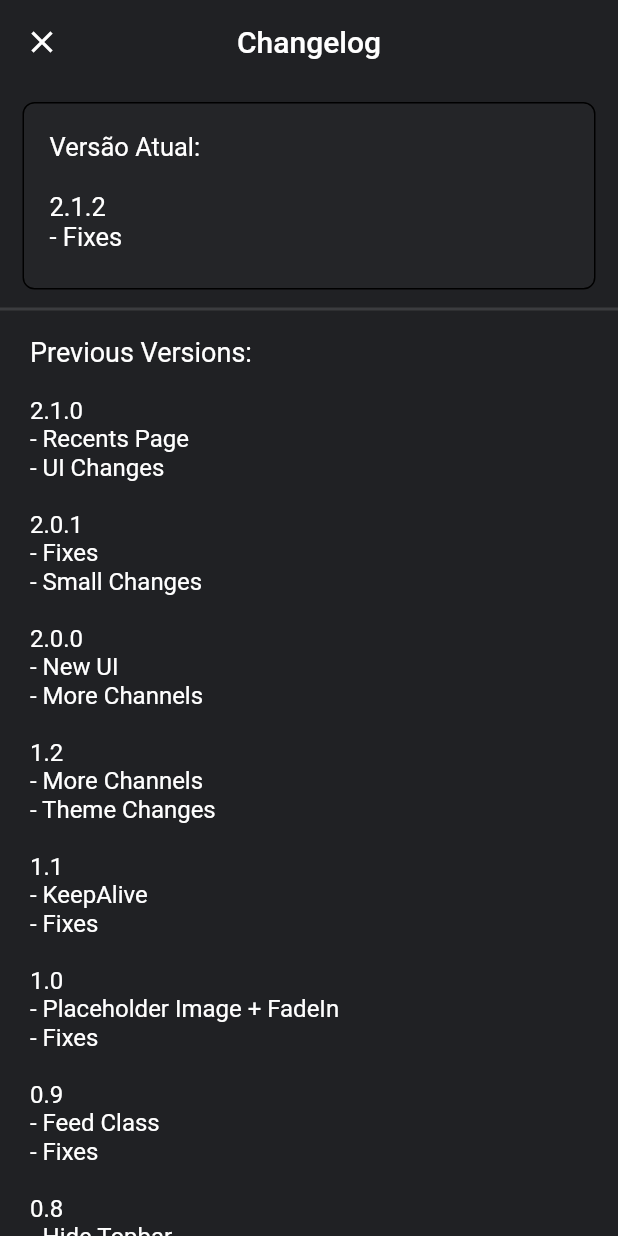
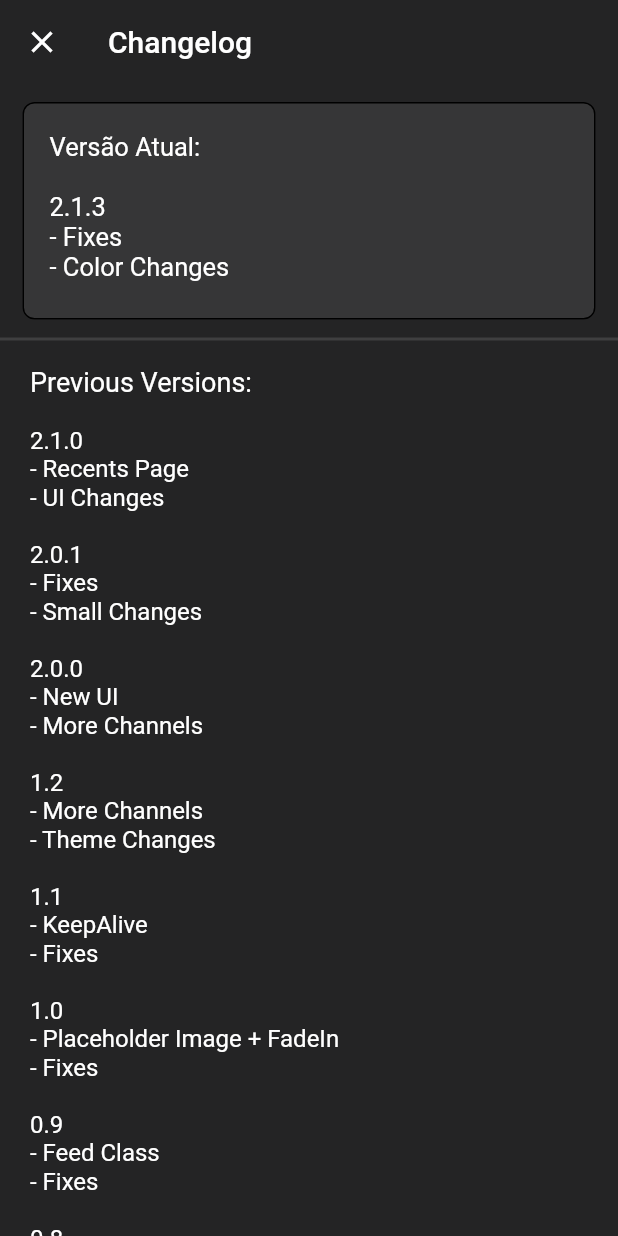
Before and after one commit to Fschmatz/rssyoutubefschmtz, a Flutter app: the Configs screen opened directly, after a tap on "Changelog", on a phone screen of 412 x 824 dp. Run offline on Flutter 3.47's test engine with Material 2 defaults, Android fonts, the phone set to English and light mode, and no system bars; our stand-ins replace jiffy, share, shared_preferences; missing offline and left inert: dart:ffi, webfeed; accounts and stored records are empty; network calls fail.

Commit message:
Update 2.1.3

```diff
--- a/lib/configs/about.dart
+++ b/lib/configs/about.dart
@@ -10,7 +10,6 @@ class About extends StatelessWidget {
 
         appBar: AppBar(
           title: Text("About"),
-          centerTitle: true,
           elevation: 0,
         ),
 
--- a/lib/configs/changelog.dart
+++ b/lib/configs/changelog.dart
@@ -7,7 +7,6 @@ class Changelog extends StatelessWidget {
     return Scaffold(
         appBar: AppBar(
           title: Text("Changelog"),
-          centerTitle: true,
           elevation: 0,
         ),
         body: ListView(children: <Widget>[
--- a/lib/configs/configs.dart
+++ b/lib/configs/configs.dart
@@ -23,7 +23,6 @@ class _ConfigsState extends State<Configs> {
     return Scaffold(
         appBar: AppBar(
           title: Text("Settings"),
-          centerTitle: true,
           elevation: 0,
         ),
         body: Stack(
@@ -34,9 +33,12 @@ class _ConfigsState extends State<Configs> {
                 crossAxisAlignment: CrossAxisAlignment.start,
                 children: <Widget>[
                   Card(
+                    shape: RoundedRectangleBorder(
+                      borderRadius: BorderRadius.all(Radius.circular(8)),
+                    ),
                     elevation: 0,
                     margin: const EdgeInsets.all(2.0),
-                    color: Colors.red[800].withOpacity(0.8),
+                    color: Color(0xFFDF5B51),
                     child: ListTile(
                       title: Text(
                         "Flutter " +
@@ -63,6 +65,9 @@ class _ConfigsState extends State<Configs> {
                           ),
                         ),
                         child: ListTile(
+                          shape: RoundedRectangleBorder(
+                            borderRadius: BorderRadius.all(Radius.circular(8)),
+                          ),
                           leading: Icon(Icons.text_snippet_outlined),
                           trailing: Icon(Icons.keyboard_arrow_right),
                           title: Text(
@@ -92,6 +97,9 @@ class _ConfigsState extends State<Configs> {
                           ),
                         ),
                         child: ListTile(
+                          shape: RoundedRectangleBorder(
+                            borderRadius: BorderRadius.all(Radius.circular(8)),
+                          ),
                           leading: Icon(Icons.text_snippet_outlined),
                           trailing: Icon(Icons.keyboard_arrow_right),
                           title: Text(
--- a/lib/util/nameChangelog.dart
+++ b/lib/util/nameChangelog.dart
@@ -1,7 +1,7 @@
 class NameChangelog{
 
   //se mudar o nome do App não esquecer de alterar, no manifesto
-  static String versaoApp = "2.1.2";
+  static String versaoApp = "2.1.3";
   static String nomeApp = "RSS Youtube Fschmtz";
 
   //1 espaço acima, nenhum embaixo
@@ -9,8 +9,9 @@ class NameChangelog{
 
 Versão Atual:
 
-2.1.2
+2.1.3
 - Fixes
+- Color Changes
 ''';
 
   static String changelogsAntigos = '''
--- a/lib/util/theme.dart
+++ b/lib/util/theme.dart
@@ -20,18 +20,19 @@ ThemeData light = ThemeData(
 //ESCURO
 ThemeData dark = ThemeData(
   brightness: Brightness.dark,
-    primaryColor: Color(0xFF202124),
+  primaryColor: Color(0xFF242425),
   accentColor: Color(0xFFDF5B51),
-    scaffoldBackgroundColor: Color(0xFF202124),
+  scaffoldBackgroundColor: Color(0xFF242425),
   cardTheme: CardTheme(
-      color: Color(0xFF242528),
+    color: Color(0xFF363637),
   ),
   dialogTheme: DialogTheme(
-      backgroundColor: Color(0xFF202124),
+    backgroundColor: Color(0xFF272728),
   ),
-    bottomAppBarColor: Color(0xFF1B1C1F),
+  bottomAppBarColor: Color(0xFF171718),
     bottomSheetTheme:
-        BottomSheetThemeData(modalBackgroundColor: Color(0xFF1B1C1F)));
+    BottomSheetThemeData(modalBackgroundColor: Color(0xFF242425))
+);
 
 class ThemeNotifier extends ChangeNotifier {
   final String key = 'valorTema';
--- a/pubspec.yaml
+++ b/pubspec.yaml
@@ -15,7 +15,7 @@ publish_to: 'none' # Remove this line if you wish to publish to pub.dev
 # In iOS, build-name is used as CFBundleShortVersionString while build-number used as CFBundleVersion.
 # Read more about iOS versioning at
 # https://developer.apple.com/library/archive/documentation/General/Reference/InfoPlistKeyReference/Articles/CoreFoundationKeys.html
-version: 2.1.2
+version: 2.1.3
 
 environment:
   sdk: ">=2.7.0 <3.0.0"
```
Lines whose indentation alone changed are shown as unchanged.
